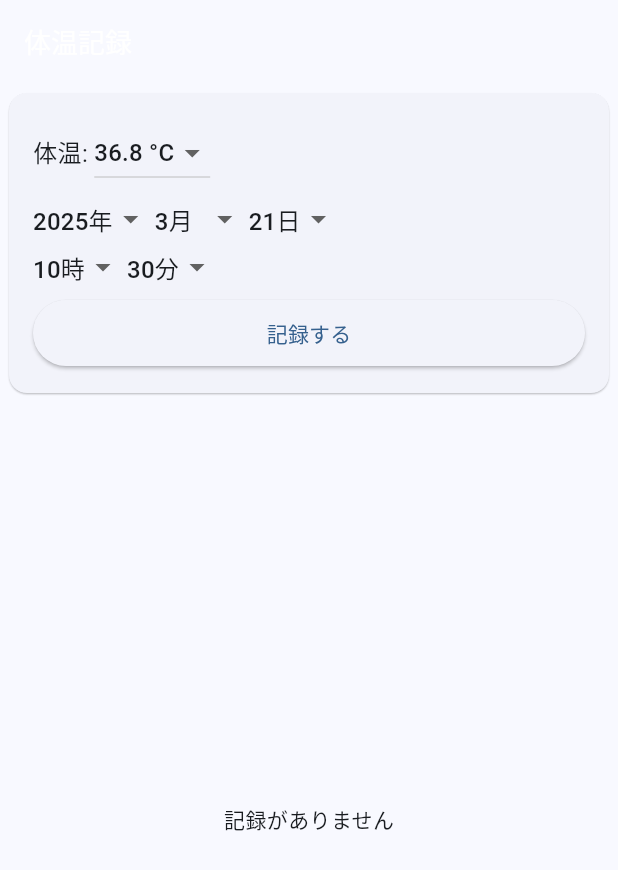
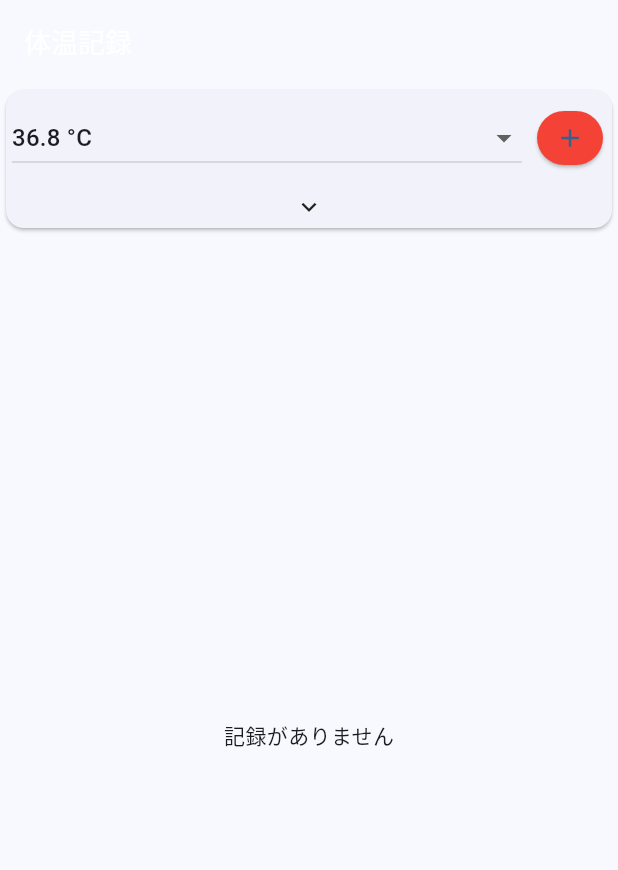
Before and after one commit to yamotuki/temperature_record, a Flutter app: the screen it shows after launch, on a phone screen of 412 x 824 dp. Shown: the top 870 px of the screen. Run offline on Flutter 3.47's test engine with Material 3 defaults, Android fonts, the phone set to English and light mode, and no system bars; our stand-ins replace shared_preferences.

Commit message:
普段使わない部分を開閉式に

```diff
--- a/lib/screens/home_screen.dart
+++ b/lib/screens/home_screen.dart
@@ -3,6 +3,7 @@ import '../models/temperature_record.dart';
 import '../services/storage_service.dart';
 import '../widgets/temperature_input.dart';
 import '../widgets/temperature_show.dart';
+import 'package:flutter/services.dart';
 
 class HomeScreen extends StatefulWidget {
   const HomeScreen({super.key});
@@ -15,6 +16,7 @@ class _HomeScreenState extends State<HomeScreen> {
   final StorageService _storageService = StorageService();
   List<TemperatureRecord> _records = [];
   bool _isLoading = true;
+  bool _isInputExpanded = false;
 
   @override
   void initState() {
@@ -99,8 +101,21 @@ class _HomeScreenState extends State<HomeScreen> {
           ? const Center(child: CircularProgressIndicator())
           : Column(
               children: [
-                // 体温入力フォーム
-                TemperatureInput(onSubmit: _addRecord),
+                // 体温入力部分
+                Card(
+                  margin: const EdgeInsets.all(4.0),
+                  child: TemperatureInput(
+                    onSubmit: _addRecord,
+                    isDateTimeExpanded: _isInputExpanded,
+                    onDateTimeExpandToggle: () {
+                      setState(() {
+                        _isInputExpanded = !_isInputExpanded;
+                      });
+                      // 触覚フィードバック
+                      HapticFeedback.lightImpact();
+                    },
+                  ),
+                ),
                 // 体温記録の表示
                 Expanded(
                   child: TemperatureShow(
--- /dev/null
+++ b/lib/widgets/month_header.dart
@@ -0,0 +1 @@
+import 'package:flutter/material.dart';
--- a/lib/widgets/temperature_input.dart
+++ b/lib/widgets/temperature_input.dart
@@ -4,10 +4,14 @@ import 'date_selector.dart';
 
 class TemperatureInput extends StatefulWidget {
   final Function(TemperatureRecord) onSubmit;
+  final bool isDateTimeExpanded;
+  final VoidCallback onDateTimeExpandToggle;
 
   const TemperatureInput({
     super.key,
     required this.onSubmit,
+    required this.isDateTimeExpanded,
+    required this.onDateTimeExpandToggle,
   });
 
   @override
@@ -95,19 +99,18 @@ class _TemperatureInputState extends State<TemperatureInput> {
 
   @override
   Widget build(BuildContext context) {
-    return Card(
-      margin: const EdgeInsets.all(6.0),
-      elevation: 0.5,
-      child: Padding(
-        padding: const EdgeInsets.all(16.0),
-        child: Column(
-          crossAxisAlignment: CrossAxisAlignment.start,
+    return Column(
       children: [
-            Row(
+        // 体温選択部分（常に表示）
+        Padding(
+          padding: const EdgeInsets.symmetric(vertical: 8.0, horizontal: 4.0),
+          child: Row(
             children: [
-                const Text('体温: ', style: TextStyle(fontSize: 16)),
-                DropdownButton<double>(
+              // 体温選択ドロップダウン
+              Expanded(
+                child: DropdownButton<double>(
                   value: _selectedTemperature,
+                  isExpanded: true,
                   items: _temperatureList.map<DropdownMenuItem<double>>((double value) {
                     return DropdownMenuItem<double>(
                       value: value,
@@ -122,9 +125,81 @@ class _TemperatureInputState extends State<TemperatureInput> {
                     }
                   },
                 ),
+              ),
+
+              // 記録ボタン
+              const SizedBox(width: 8),
+              SizedBox(
+                height: 36,
+                child: ElevatedButton(
+                  onPressed: () {
+                    final DateTime now = DateTime.now();
+                    final TemperatureRecord record = TemperatureRecord(
+                      dateTime: DateTime(
+                        widget.isDateTimeExpanded ? _selectedYear : now.year,
+                        widget.isDateTimeExpanded ? _selectedMonth : now.month,
+                        widget.isDateTimeExpanded ? _selectedDay : now.day,
+                        widget.isDateTimeExpanded ? _selectedHour : now.hour,
+                        widget.isDateTimeExpanded ? _selectedMinute : now.minute,
+                      ),
+                      temperature: _selectedTemperature,
+                    );
+                    widget.onSubmit(record);
+                  },
+                  style: ElevatedButton.styleFrom(
+                    backgroundColor: Colors.red,
+                    padding: const EdgeInsets.symmetric(horizontal: 12),
+                    minimumSize: const Size(40, 36),
+                  ),
+                  child: const Icon(Icons.add, size: 20),
+                ),
+              ),
             ],
           ),
-            const SizedBox(height: 8),
+        ),
+
+        // 日時選択部分の開閉ボタン
+        InkWell(
+          onTap: widget.onDateTimeExpandToggle,
+          child: Padding(
+            padding: const EdgeInsets.symmetric(vertical: 4.0, horizontal: 4.0),
+            child: Row(
+              mainAxisAlignment: MainAxisAlignment.center,
+              children: [
+                Icon(
+                  widget.isDateTimeExpanded
+                      ? Icons.keyboard_arrow_up
+                      : Icons.keyboard_arrow_down,
+                  size: 20,
+                ),
+              ],
+            ),
+          ),
+        ),
+
+        // 展開時に表示される日時選択部分
+        AnimatedCrossFade(
+          firstChild: const SizedBox(
+            width: double.infinity,
+            height: 0,
+          ),
+          secondChild: _buildDateTimeSelector(),
+          crossFadeState: widget.isDateTimeExpanded
+              ? CrossFadeState.showSecond
+              : CrossFadeState.showFirst,
+          duration: const Duration(milliseconds: 300),
+        ),
+      ],
+    );
+  }
+
+  // 日時選択部分のUIを構築
+  Widget _buildDateTimeSelector() {
+    return Padding(
+      padding: const EdgeInsets.symmetric(vertical: 8.0, horizontal: 4.0),
+      child: Column(
+        crossAxisAlignment: CrossAxisAlignment.start,
+        children: [
           // 日付選択
           DateSelector(
             selectedYear: _selectedYear,
@@ -134,6 +209,7 @@ class _TemperatureInputState extends State<TemperatureInput> {
             onMonthChanged: _updateMonth,
             onDayChanged: _updateDay,
           ),
+
           const SizedBox(height: 8),
 
           // 時間選択
@@ -175,19 +251,7 @@ class _TemperatureInputState extends State<TemperatureInput> {
               ),
             ],
           ),
-            const SizedBox(height: 8),
-            SizedBox(
-              width: double.infinity,
-              child: ElevatedButton(
-                onPressed: _submit,
-                style: ElevatedButton.styleFrom(
-                  padding: const EdgeInsets.symmetric(vertical: 12),
-                ),
-                child: const Text('記録する'),
-              ),
-            ),
         ],
-        ),
       ),
     );
   }
```
Lines whose indentation alone changed are shown as unchanged.
